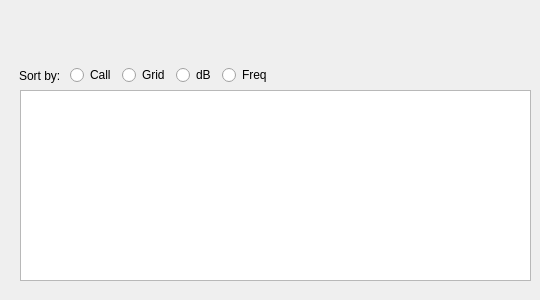
Old version of the form foxcalls.ui in the repository saitohirga/WSJT-X.
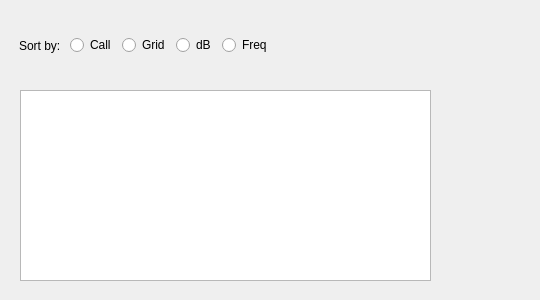
New version of the form.

Patch:
```diff
--- a/foxcalls.ui
+++ b/foxcalls.ui
@@ -17,7 +17,7 @@
    <property name="geometry">
     <rect>
      <x>19</x>
-     <y>60</y>
+     <y>30</y>
      <width>321</width>
      <height>31</height>
     </rect>
@@ -78,7 +78,7 @@
     <rect>
      <x>20</x>
      <y>90</y>
-     <width>511</width>
+     <width>411</width>
      <height>191</height>
     </rect>
    </property>
@@ -89,6 +89,25 @@
     </font>
    </property>
   </widget>
+  <widget class="QLabel" name="label_2">
+   <property name="geometry">
+    <rect>
+     <x>27</x>
+     <y>70</y>
+     <width>341</width>
+     <height>16</height>
+    </rect>
+   </property>
+   <property name="font">
+    <font>
+     <family>Courier New</family>
+     <pointsize>12</pointsize>
+    </font>
+   </property>
+   <property name="text">
+    <string/>
+   </property>
+  </widget>
  </widget>
  <resources/>
  <connections/>
```
